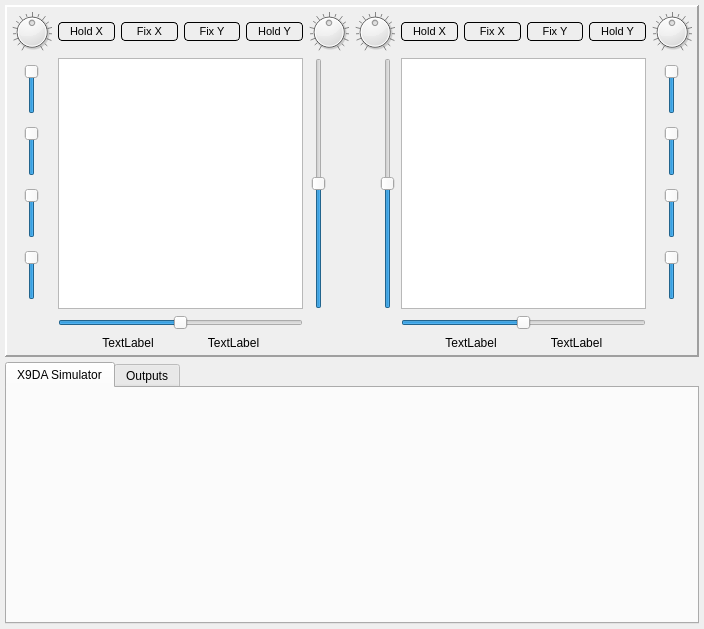
First picture: the form in src/xsimulatordialog.ui, repository roberto1903/companion9x, before the edit.
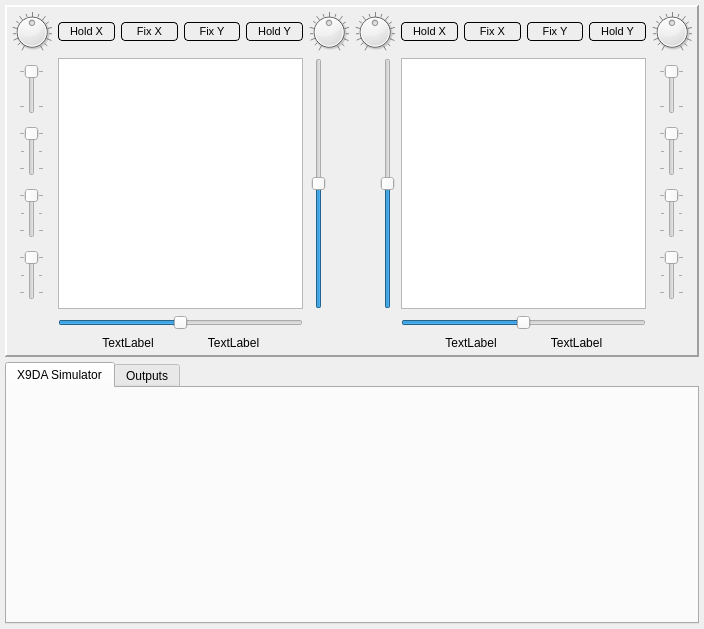
Second picture: the form after the edit. Icons and pictures are not drawn. Custom widgets are drawn as their Qt base class.

```diff
--- a/src/xsimulatordialog.ui
+++ b/src/xsimulatordialog.ui
@@ -100,14 +100,23 @@
              <number>1</number>
             </property>
             <property name="value">
-             <number>1</number>
+             <number>0</number>
             </property>
             <property name="sliderPosition">
-             <number>1</number>
+             <number>0</number>
             </property>
             <property name="orientation">
              <enum>Qt::Vertical</enum>
             </property>
+            <property name="invertedAppearance">
+             <bool>true</bool>
+            </property>
+            <property name="tickPosition">
+             <enum>QSlider::TicksBothSides</enum>
+            </property>
+            <property name="tickInterval">
+             <number>1</number>
+            </property>
            </widget>
           </item>
           <item row="1" column="0">
@@ -131,11 +140,20 @@
              <number>2</number>
             </property>
             <property name="value">
-             <number>2</number>
+             <number>0</number>
             </property>
             <property name="orientation">
              <enum>Qt::Vertical</enum>
             </property>
+            <property name="invertedAppearance">
+             <bool>true</bool>
+            </property>
+            <property name="tickPosition">
+             <enum>QSlider::TicksBothSides</enum>
+            </property>
+            <property name="tickInterval">
+             <number>1</number>
+            </property>
            </widget>
           </item>
           <item row="2" column="0">
@@ -159,11 +177,20 @@
              <number>2</number>
             </property>
             <property name="value">
-             <number>2</number>
+             <number>0</number>
             </property>
             <property name="orientation">
              <enum>Qt::Vertical</enum>
             </property>
+            <property name="invertedAppearance">
+             <bool>true</bool>
+            </property>
+            <property name="tickPosition">
+             <enum>QSlider::TicksBothSides</enum>
+            </property>
+            <property name="tickInterval">
+             <number>1</number>
+            </property>
            </widget>
           </item>
           <item row="3" column="0">
@@ -187,11 +214,20 @@
              <number>2</number>
             </property>
             <property name="value">
-             <number>2</number>
+             <number>0</number>
             </property>
             <property name="orientation">
              <enum>Qt::Vertical</enum>
             </property>
+            <property name="invertedAppearance">
+             <bool>true</bool>
+            </property>
+            <property name="tickPosition">
+             <enum>QSlider::TicksBothSides</enum>
+            </property>
+            <property name="tickInterval">
+             <number>1</number>
+            </property>
            </widget>
           </item>
          </layout>
@@ -778,15 +814,27 @@
             <property name="toolTip">
              <string>SH</string>
             </property>
+            <property name="styleSheet">
+             <string notr="true"/>
+            </property>
             <property name="maximum">
              <number>1</number>
             </property>
             <property name="value">
-             <number>1</number>
+             <number>0</number>
             </property>
             <property name="orientation">
              <enum>Qt::Vertical</enum>
             </property>
+            <property name="invertedAppearance">
+             <bool>true</bool>
+            </property>
+            <property name="tickPosition">
+             <enum>QSlider::TicksBothSides</enum>
+            </property>
+            <property name="tickInterval">
+             <number>1</number>
+            </property>
            </widget>
           </item>
           <item row="1" column="0">
@@ -810,11 +858,23 @@
              <number>2</number>
             </property>
             <property name="value">
-             <number>2</number>
+             <number>0</number>
             </property>
             <property name="orientation">
              <enum>Qt::Vertical</enum>
             </property>
+            <property name="invertedAppearance">
+             <bool>true</bool>
+            </property>
+            <property name="invertedControls">
+             <bool>false</bool>
+            </property>
+            <property name="tickPosition">
+             <enum>QSlider::TicksBothSides</enum>
+            </property>
+            <property name="tickInterval">
+             <number>1</number>
+            </property>
            </widget>
           </item>
           <item row="2" column="0">
@@ -838,11 +898,20 @@
              <number>2</number>
             </property>
             <property name="value">
-             <number>2</number>
+             <number>0</number>
             </property>
             <property name="orientation">
              <enum>Qt::Vertical</enum>
             </property>
+            <property name="invertedAppearance">
+             <bool>true</bool>
+            </property>
+            <property name="tickPosition">
+             <enum>QSlider::TicksBothSides</enum>
+            </property>
+            <property name="tickInterval">
+             <number>1</number>
+            </property>
            </widget>
           </item>
           <item row="3" column="0">
@@ -866,11 +935,20 @@
              <number>2</number>
             </property>
             <property name="value">
-             <number>2</number>
+             <number>0</number>
             </property>
             <property name="orientation">
              <enum>Qt::Vertical</enum>
             </property>
+            <property name="invertedAppearance">
+             <bool>true</bool>
+            </property>
+            <property name="tickPosition">
+             <enum>QSlider::TicksBothSides</enum>
+            </property>
+            <property name="tickInterval">
+             <number>1</number>
+            </property>
            </widget>
           </item>
          </layout>
```
